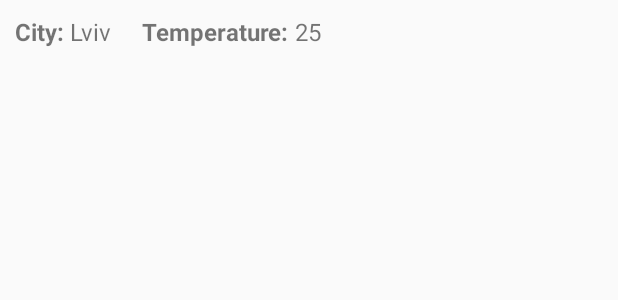
After one commit to greenhorn31/WeatherApp, an Android app: the layout item_signle_weather.xml on its own in the app's theme, with its tools: preview values and no code run, on a phone screen of 412 x 824 dp. The commit adds this screen. Shown: the top 300 px of the screen. Run offline under Robolectric (Android 15) with nearby library versions, the phone set to English and light mode, and no system bars.

```diff
--- a/app/src/main/res/layout/activity_main.xml
+++ b/app/src/main/res/layout/activity_main.xml
@@ -17,8 +17,8 @@
 
     <FrameLayout
         android:id="@+id/fragmentContainer"
-        android:layout_width="match_parent"
-        android:layout_height="match_parent"
+        android:layout_width="0dp"
+        android:layout_height="0dp"
         app:layout_constraintBottom_toBottomOf="parent"
         app:layout_constraintEnd_toEndOf="parent"
         app:layout_constraintStart_toStartOf="parent"
--- /dev/null
+++ b/app/src/main/res/layout/item_signle_weather.xml
@@ -0,0 +1,51 @@
+<?xml version="1.0" encoding="utf-8"?>
+<android.support.constraint.ConstraintLayout xmlns:android="http://schemas.android.com/apk/res/android"
+    xmlns:app="http://schemas.android.com/apk/res-auto"
+    android:layout_width="match_parent"
+    android:layout_height="wrap_content"
+    android:padding="10dp">
+
+    <TextView
+        android:id="@+id/descCity"
+        android:layout_width="wrap_content"
+        android:layout_height="wrap_content"
+        android:text="City: "
+        android:textSize="16sp"
+        android:textStyle="bold"
+        app:layout_constraintBottom_toBottomOf="parent"
+        app:layout_constraintLeft_toLeftOf="parent"
+        app:layout_constraintTop_toTopOf="parent" />
+
+    <TextView
+        android:id="@+id/tvCity"
+        android:layout_width="wrap_content"
+        android:layout_height="wrap_content"
+        android:text="Lviv"
+        android:textSize="16sp"
+        app:layout_constraintBottom_toBottomOf="parent"
+        app:layout_constraintLeft_toRightOf="@+id/descCity"
+        app:layout_constraintTop_toTopOf="parent" />
+
+    <TextView
+        android:id="@+id/descTemp"
+        android:layout_width="wrap_content"
+        android:layout_height="wrap_content"
+        android:layout_marginLeft="20dp"
+        android:text="Temperature: "
+        android:textSize="16sp"
+        android:textStyle="bold"
+        app:layout_constraintBottom_toBottomOf="parent"
+        app:layout_constraintLeft_toRightOf="@+id/tvCity"
+        app:layout_constraintTop_toTopOf="parent" />
+
+    <TextView
+        android:id="@+id/tvTemp"
+        android:layout_width="wrap_content"
+        android:layout_height="wrap_content"
+        android:text="25"
+        android:textSize="16sp"
+        app:layout_constraintBottom_toBottomOf="parent"
+        app:layout_constraintLeft_toRightOf="@+id/descTemp"
+        app:layout_constraintTop_toTopOf="parent" />
+
+</android.support.constraint.ConstraintLayout>
```
Also changed, not shown: app/src/main/AndroidManifest.xml (+5 -2 lines), app/src/main/java/com/test/part/weatherapp/domain/MainWeatherApi.kt (+7 -6 lines), app/src/main/java/com/test/part/weatherapp/domain/MessageModel.kt (deleted, +0 -6 lines), app/src/main/java/com/test/part/weatherapp/domain/RequestMessageModel.kt (+2 -7 lines), app/src/main/java/com/test/part/weatherapp/domain/datamodels/WeatherModel.kt (renamed from app/src/main/java/com/test/part/weatherapp/domain/WeatherModel.kt, +4 -2 lines), app/src/main/java/com/test/part/weatherapp/domain/datamodels/WeatherModelByLocation.kt (added, +13 -0 lines), app/src/main/java/com/test/part/weatherapp/domain/repositories/CurrentWeatherRepository.kt (added, +10 -0 lines), app/src/main/java/com/test/part/weatherapp/domain/repositories/SharedPrefRepository.kt (added, +51 -0 lines), app/src/main/java/com/test/part/weatherapp/presentetion/MainActivity.kt (+3 -1 lines), app/src/main/java/com/test/part/weatherapp/presentetion/MainPresenter.kt (+0 -46 lines), app/src/main/java/com/test/part/weatherapp/presentetion/singleDay/SingleDayAdapter.kt (added, +41 -0 lines), app/src/main/java/com/test/part/weatherapp/presentetion/singleDay/SingleDayFragment.kt (+20 -23 lines), app/src/main/java/com/test/part/weatherapp/presentetion/singleDay/SingleDayPresenter.kt (+21 -7 lines), app/src/main/java/com/test/part/weatherapp/presentetion/singleDay/SingleDayView.kt (+2 -5 lines), 2 more files.
